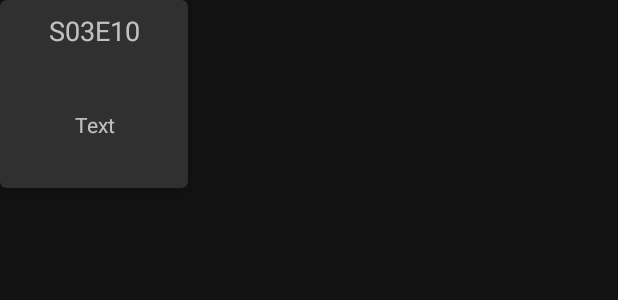
After one commit to HeyZeusV/TheRickAndMortyVerse, an Android app: the layout item_view_character_episode.xml on its own in the app's theme, with its tools: preview values and no code run, on a phone screen of 412 x 824 dp. The commit adds this screen. Shown: the top 300 px of the screen. Run offline under Robolectric (Android 15) with nearby library versions, the phone set to English and light mode, and no system bars; network calls fail.

Commit message:
item_view_character_detail.xml: Have correctly hooked up the data to be displayed and added padding. item_view_character_episode.xml: Layout to show episodes a character belongs to. Displays code and name of episode. CharacterDetailController.kt: Changed to take 2 data types. Created models to be used in carousel and created the carousel. CharacterDetailViewModel.kt: Added LiveData for episodes characters appear in. CharacterDetailFragment.kt: Observing the new LiveData.

```diff
--- a/app/src/main/java/com/heyzeusv/rickmortyverse/viewmodels/CharacterDetailViewModel.kt
+++ b/app/src/main/java/com/heyzeusv/rickmortyverse/viewmodels/CharacterDetailViewModel.kt
@@ -28,6 +28,9 @@ class CharacterDetailViewModel : InjectViewModel() {
     val charDetail : LiveData<Character>
         get() = _charDetail
 
+    private val _charEpisodes : MutableLiveData<List<EpisodeNameCode>> = MutableLiveData()
+    val charEpisodes : LiveData<List<EpisodeNameCode>>
+        get() = _charEpisodes
 
     @Suppress("UnstableApiUsage")
     fun loadCharacter(charId : Int) {
@@ -79,6 +82,7 @@ class CharacterDetailViewModel : InjectViewModel() {
 
     private fun onRetrieveCharEpisodeSuccess(charEpisodes : List<EpisodeNameCode>) {
 
+        _charEpisodes.value = charEpisodes
     }
 
     override fun onCleared() {
--- /dev/null
+++ b/app/src/main/res/layout/item_view_character_episode.xml
@@ -0,0 +1,54 @@
+<?xml version="1.0" encoding="utf-8"?>
+<layout
+    xmlns:android="http://schemas.android.com/apk/res/android"
+    xmlns:app="http://schemas.android.com/apk/res-auto"
+    xmlns:tools="http://schemas.android.com/tools">
+
+    <data>
+        <variable
+            name="episode"
+            type="com.heyzeusv.rickmortyverse.models.EpisodeNameCode" />
+    </data>
+
+    <com.google.android.material.card.MaterialCardView
+        android:layout_width="125dp"
+        android:layout_height="125dp"
+        app:cardElevation="@dimen/cv_inner_card_elevation">
+
+        <androidx.constraintlayout.widget.ConstraintLayout
+            android:layout_height="match_parent"
+            android:layout_width="match_parent">
+
+            <TextView
+                android:id="@+id/char_episode_iv_code"
+                android:layout_width="wrap_content"
+                android:layout_height="wrap_content"
+                android:layout_marginStart="8dp"
+                android:layout_marginTop="8dp"
+                android:layout_marginEnd="8dp"
+                android:text="@{episode.episode}"
+                android:textSize="18sp"
+                app:layout_constraintEnd_toEndOf="parent"
+                app:layout_constraintStart_toStartOf="parent"
+                app:layout_constraintTop_toTopOf="parent"
+                tools:text="S03E10" />
+
+            <TextView
+                android:id="@+id/char_episode_iv_name"
+                android:layout_width="0dp"
+                android:layout_height="wrap_content"
+                android:layout_marginStart="8dp"
+                android:layout_marginTop="16dp"
+                android:layout_marginEnd="8dp"
+                android:layout_marginBottom="8dp"
+                android:gravity="center"
+                android:text="@{episode.name}"
+                android:textSize="14sp"
+                app:layout_constraintBottom_toBottomOf="parent"
+                app:layout_constraintEnd_toEndOf="parent"
+                app:layout_constraintStart_toStartOf="parent"
+                app:layout_constraintTop_toBottomOf="@+id/char_episode_iv_code"
+                tools:text="Text" />
+        </androidx.constraintlayout.widget.ConstraintLayout>
+    </com.google.android.material.card.MaterialCardView>
+</layout>
--- a/app/src/main/res/values/strings.xml
+++ b/app/src/main/res/values/strings.xml
@@ -2,4 +2,10 @@
     <string name="app_name">The Rick And Morty Verse</string>
     <string name="home_character">Character</string>
     <string name="char_detail_name">Name: %s</string>
+    <string name="char_detail_status">Status: %s</string>
+    <string name="char_detail_species">Species: %s</string>
+    <string name="char_detail_type">Type: %s</string>
+    <string name="char_detail_gender">Gender: %s</string>
+    <string name="char_detail_origin">Origin: %s</string>
+    <string name="char_detail_location">Location: %s</string>
 </resources>
```
Also changed, not shown: app/src/main/java/com/heyzeusv/rickmortyverse/viewmodels/CharacterDetailController.kt (+25 -7 lines), app/src/main/java/com/heyzeusv/rickmortyverse/views/CharacterDetailFragment.kt (+6 -1 lines), app/src/main/res/layout/item_view_character_detail.xml (+42 -15 lines), app/src/main/res/values/dimens.xml (added, +7 -0 lines).
